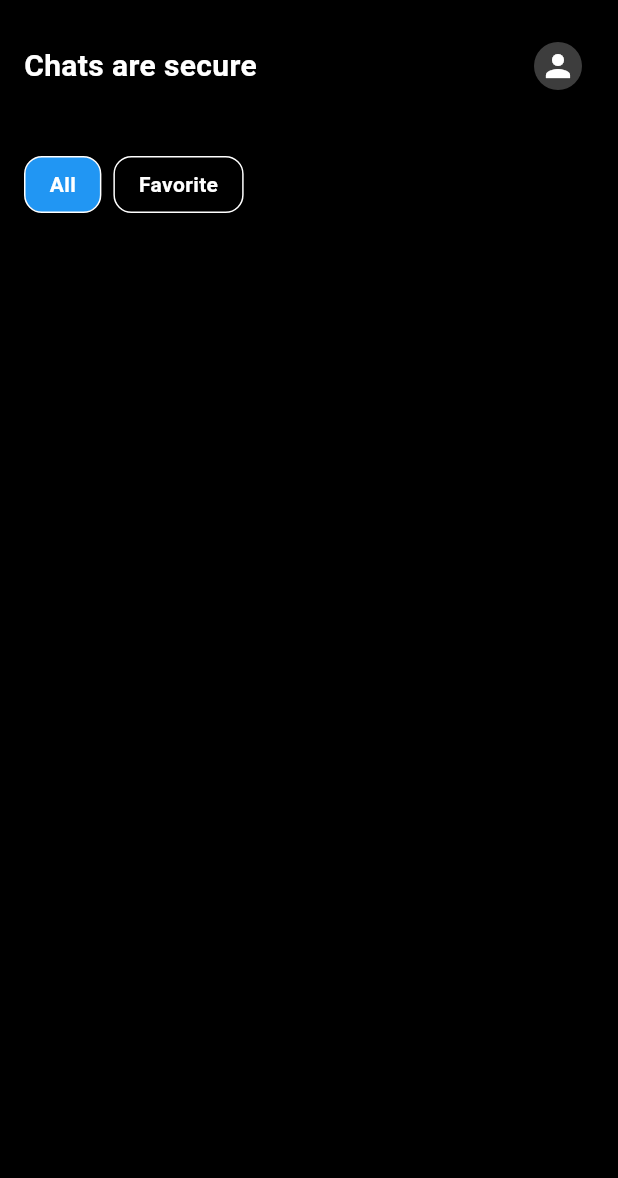
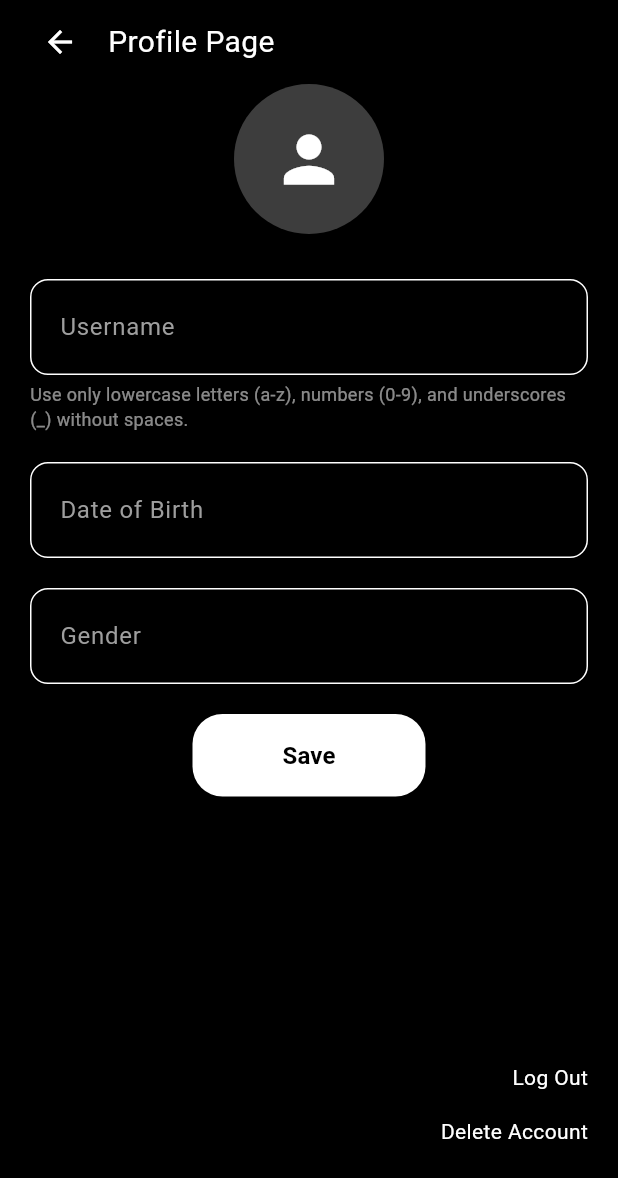
Before and after one commit to asdf15243/chatapp, a Flutter app: the ChatPage screen opened directly, after a tap on the "person" icon, on a phone screen of 412 x 824 dp. Shown: the top 1178 px of the screen. Run offline on Flutter 3.47's test engine with Material 3 defaults, Android fonts, the phone set to English and light mode, and no system bars; our stand-ins replace intl_phone_field.

```diff
--- a/lib/main.dart
+++ b/lib/main.dart
@@ -1,6 +1,7 @@
 import 'package:flutter/material.dart';
-import '../presentation/screens/login.dart';
-import '../presentation/widgets/app_theme.dart'; // import your AppTheme
+import 'package:chatapp/presentation/screens/login.dart';
+import 'package:chatapp/presentation/screens/profile.dart';
+import 'package:chatapp/presentation/widgets/app_theme.dart'; // import your AppTheme
 
 void main() {
   runApp(const MyApp());
@@ -13,9 +14,14 @@ class MyApp extends StatelessWidget {
   Widget build(BuildContext context) {
     return MaterialApp(
       title: 'Flutter App',
-      theme: AppTheme.darkTheme, // use your custom theme here
+      theme: AppTheme.darkTheme,
       debugShowCheckedModeBanner: false,
-      home: const LoginPage(),
+      initialRoute: '/login', // Starting page
+      routes: {
+        '/login': (context) => const LoginPage(),
+        '/profile': (context) => const ProfilePage(),
+        // you can add more routes here in the future
+      },
     );
   }
 }
--- a/lib/presentation/screens/login.dart
+++ b/lib/presentation/screens/login.dart
@@ -52,7 +52,7 @@ class LoginPage extends StatelessWidget {
                   Navigator.push(
                     context,
                     MaterialPageRoute(
-                      builder: (context) => const ChatPage(), // navigate to OTP page
+                      builder: (context) => const OTPPage(), // navigate to OTP page
                     ),
                   );
                 },
--- /dev/null
+++ b/lib/presentation/screens/profile.dart
@@ -0,0 +1,101 @@
+import 'package:flutter/material.dart';
+import 'user_form_page.dart';
+import 'package:chatapp/services/auth_service.dart';
+import '../widgets/color_palette.dart';
+import '../widgets/app_bar.dart';
+import '../widgets/elevated_button.dart';
+
+class ProfilePage extends StatelessWidget {
+  const ProfilePage({super.key});
+
+  void _handleLogout(BuildContext context) {
+    AuthService.logout(context);
+  }
+
+  void _handleDeleteAccount(BuildContext context) {
+    showDialog(
+      context: context,
+      builder: (ctx) => AlertDialog(
+        title: const Text('Delete Account'),
+        content: const Text(
+            'Are you sure you want to permanently delete your account instantly?'),
+        actions: [
+          TextButton(
+            onPressed: () => Navigator.of(ctx).pop(),
+            child: const Text('Cancel'),
+          ),
+          TextButton(
+            onPressed: () {
+              Navigator.of(ctx).pop();
+              AuthService.deleteAccount(context);
+            },
+            child: const Text('Delete', style: TextStyle(color: Colors.red)),
+          ),
+        ],
+      ),
+    );
+  }
+
+  @override
+  Widget build(BuildContext context) {
+    return Scaffold(
+      backgroundColor: ColorPalette.background,
+      // AppBar just by passing the title
+      appBar: const AppBarWidget(title: 'Profile Page'),
+      body: SafeArea(
+        child: Padding(
+          padding: const EdgeInsets.symmetric(horizontal: 20),
+          child: Column(
+            children: [
+              // Scrollable form area
+              Expanded(
+                child: SingleChildScrollView(
+                  child: Column(
+                    children: [
+                      const UserFormPage(),
+                      const SizedBox(height: 20),
+                      CustomElevatedButton(
+                        text: 'Save',
+                        onPressed: () {
+                          print("Save profile info");
+                        },
+                      ),
+                    ],
+                  ),
+                ),
+              ),
+
+              // Bottom-right text-only clickable buttons
+              Row(
+                mainAxisAlignment: MainAxisAlignment.end,
+                children: [
+                  Column(
+                    crossAxisAlignment: CrossAxisAlignment.end,
+                    children: [
+                      GestureDetector(
+                        onTap: () => _handleLogout(context),
+                        child: const Text(
+                          'Log Out',
+                          style: TextStyle(color: Colors.white),
+                        ),
+                      ),
+                      const SizedBox(height: 16),
+                      GestureDetector(
+                        onTap: () => _handleDeleteAccount(context),
+                        child: const Text(
+                          'Delete Account',
+                          style: TextStyle(color: Colors.white),
+                        ),
+                      ),
+                    ],
+                  ),
+                ],
+              ),
+              const SizedBox(height: 60), // optional spacing from bottom
+            ],
+          ),
+        ),
+      ),
+    );
+  }
+}
--- /dev/null
+++ b/lib/presentation/screens/user_form_page.dart
@@ -0,0 +1,78 @@
+import 'package:flutter/material.dart';
+import 'package:chatapp/presentation/utils/username.dart'; // UsernameWidget
+import 'package:chatapp/presentation/utils/dob.dart';      // DOBWidget
+import 'package:chatapp/presentation/utils/gender.dart';   // GenderWidget
+import '../widgets/color_palette.dart';
+
+class UserFormPage extends StatefulWidget {
+  final Map<String, String>? initialData;
+
+  const UserFormPage({super.key, this.initialData});
+
+  @override
+  State<UserFormPage> createState() => _UserFormPageState();
+}
+
+class _UserFormPageState extends State<UserFormPage> {
+  String username = '';
+  String dob = '';
+  String gender = '';
+
+  @override
+  void initState() {
+    super.initState();
+    username = widget.initialData?['username'] ?? '';
+    dob = widget.initialData?['dob'] ?? '';
+    gender = widget.initialData?['gender'] ?? '';
+  }
+
+  @override
+  Widget build(BuildContext context) {
+    return Column(
+      children: [
+        // Profile picture
+        GestureDetector(
+          onTap: () {},
+          child: CircleAvatar(
+            radius: 50,
+            backgroundColor: Colors.white24,
+            child: const Icon(Icons.person, size: 50, color: Colors.white),
+          ),
+        ),
+        const SizedBox(height: 30),
+
+        // Username field
+        UsernameWidget(
+          initialUsername: username,
+          onChanged: (val) {
+            setState(() {
+              username = val;
+            });
+          },
+        ),
+        const SizedBox(height: 20),
+
+        // DOB field with calendar icon (already inside DOBWidget)
+        DOBWidget(
+          initialDOB: dob,
+          onChanged: (val) {
+            setState(() {
+              dob = val;
+            });
+          },
+        ),
+        const SizedBox(height: 20),
+
+        // Gender field with dropdown arrow (already inside GenderWidget)
+        GenderWidget(
+          initialGender: gender,
+          onChanged: (val) {
+            setState(() {
+              gender = val;
+            });
+          },
+        ),
+      ],
+    );
+  }
+}
--- /dev/null
+++ b/lib/presentation/utils/DOB.dart
@@ -0,0 +1,203 @@
+import 'package:flutter/cupertino.dart';
+import 'package:flutter/material.dart';
+import '../widgets/color_palette.dart';
+import '../widgets/text_field.dart';
+
+class DOBWidget extends StatefulWidget {
+  final String initialDOB;
+  final void Function(String) onChanged;
+
+  const DOBWidget({
+    super.key,
+    this.initialDOB = '',
+    required this.onChanged,
+  });
+
+  @override
+  State<DOBWidget> createState() => _DOBWidgetState();
+}
+
+class _DOBWidgetState extends State<DOBWidget> {
+  late TextEditingController controller;
+  int selectedDay = 1, selectedMonth = 1, selectedYear = DateTime.now().year;
+
+  final List<int> days = List.generate(31, (i) => i + 1);
+  final List<String> months = [
+    'Jan', 'Feb', 'Mar', 'Apr', 'May', 'Jun',
+    'Jul', 'Aug', 'Sep', 'Oct', 'Nov', 'Dec'
+  ];
+  late final List<int> years;
+
+  @override
+  void initState() {
+    super.initState();
+    controller = TextEditingController(text: widget.initialDOB);
+    int currentYear = DateTime.now().year;
+    years = List.generate(151, (i) => currentYear - i);
+
+    if (widget.initialDOB.isNotEmpty) {
+      try {
+        var parts = widget.initialDOB.split('/');
+        selectedDay = int.tryParse(parts[0]) ?? 1;
+        selectedMonth = int.tryParse(parts[1]) ?? 1;
+        selectedYear = int.tryParse(parts[2]) ?? currentYear;
+      } catch (_) {}
+    }
+  }
+
+  void _updateController() {
+    controller.text =
+    '${selectedDay.toString().padLeft(2, '0')}/${selectedMonth.toString().padLeft(2, '0')}/$selectedYear';
+    widget.onChanged(controller.text);
+  }
+
+  void _validateFutureDate() {
+    final now = DateTime.now();
+    if (DateTime(selectedYear, selectedMonth, selectedDay).isAfter(now)) {
+      selectedDay = now.day;
+      selectedMonth = now.month;
+      selectedYear = now.year;
+    }
+  }
+
+  Widget _buildPicker<T>(List<T> items, int selectedIndex, ValueChanged<int> onChanged) {
+    return Expanded(
+      child: CupertinoPicker(
+        scrollController: FixedExtentScrollController(initialItem: selectedIndex),
+        backgroundColor: Colors.black,
+        itemExtent: 32,
+        onSelectedItemChanged: onChanged,
+        children: items.map((e) => Center(child: Text('$e', style: const TextStyle(color: Colors.white)))).toList(),
+      ),
+    );
+  }
+
+  void _showDOBPicker() {
+    showDialog(
+      context: context,
+      builder: (_) => Dialog(
+        backgroundColor: Colors.transparent, // so the container color shows
+        child: Center(
+          child: Container(
+            decoration: BoxDecoration(
+              color: ColorPalette.dialogBackground, // full grey box
+              borderRadius: BorderRadius.circular(16), // rounded corners
+            ),
+            width: MediaQuery.of(context).size.width * 0.9,
+            height: 300,
+            padding: const EdgeInsets.all(16),
+            child: Column(
+              children: [
+                Expanded(
+                  child: Row(
+                    children: [
+                      // Day picker
+                      Expanded(
+                        child: CupertinoPicker(
+                          scrollController: FixedExtentScrollController(initialItem: selectedDay - 1),
+                          backgroundColor: ColorPalette.dialogBackground,
+                          itemExtent: 32,
+                          onSelectedItemChanged: (i) {
+                            selectedDay = days[i];
+                            _validateFutureDate();
+                            _updateController();
+                          },
+                          children: days
+                              .map((d) => Center(
+                            child: Text(
+                              d.toString(),
+                              style: const TextStyle(color: Colors.white),
+                            ),
+                          ))
+                              .toList(),
+                        ),
+                      ),
+                      // Month picker
+                      Expanded(
+                        child: CupertinoPicker(
+                          scrollController: FixedExtentScrollController(initialItem: selectedMonth - 1),
+                          backgroundColor: ColorPalette.dialogBackground,
+                          itemExtent: 32,
+                          onSelectedItemChanged: (i) {
+                            selectedMonth = i + 1;
+                            _validateFutureDate();
+                            _updateController();
+                          },
+                          children: months
+                              .map((m) => Center(
+                            child: Text(
+                              m,
+                              style: const TextStyle(color: Colors.white),
+                            ),
+                          ))
+                              .toList(),
+                        ),
+                      ),
+                      // Year picker
+                      Expanded(
+                        child: CupertinoPicker(
+                          scrollController: FixedExtentScrollController(initialItem: years.indexOf(selectedYear)),
+                          backgroundColor: ColorPalette.dialogBackground,
+                          itemExtent: 32,
+                          onSelectedItemChanged: (i) {
+                            selectedYear = years[i];
+                            _validateFutureDate();
+                            _updateController();
+                          },
+                          children: years
+                              .map((y) => Center(
+                            child: Text(
+                              y.toString(),
+                              style: const TextStyle(color: Colors.white),
+                            ),
+                          ))
+                              .toList(),
+                        ),
+                      ),
+                    ],
+                  ),
+                ),
+                Padding(
+                  padding: const EdgeInsets.symmetric(vertical: 8.0),
+                  child: TextButton(
+                    onPressed: () {
+                      _updateController();
+                      Navigator.pop(context);
+                    },
+                    style: TextButton.styleFrom(
+                      backgroundColor: Colors.white,
+                      padding: const EdgeInsets.symmetric(horizontal: 24, vertical: 8),
+                      shape: RoundedRectangleBorder(
+                        borderRadius: BorderRadius.circular(12),
+                      ),
+                    ),
+                    child: const Text(
+                      "Save My Birth Date",
+                      style: TextStyle(color: Colors.black, fontSize: 16),
+                    ),
+                  ),
+                ),
+              ],
+            ),
+          ),
+        ),
+      ),
+    );
+  }
+
+
+  @override
+  Widget build(BuildContext context) {
+    return GestureDetector(
+      onTap: _showDOBPicker,
+      child: AbsorbPointer(
+        child: TextField(
+          controller: controller,
+          decoration: CustomTextField.getDecoration('Date of Birth'),
+          style: TextStyle(color: ColorPalette.textPrimary),
+          cursorColor: ColorPalette.textPrimary,
+        ),
+      ),
+    );
+  }
+}
--- /dev/null
+++ b/lib/presentation/utils/gender.dart
@@ -0,0 +1,87 @@
+import 'package:flutter/material.dart';
+import '../widgets/color_palette.dart';
+import '../widgets/text_field.dart';
+
+class GenderWidget extends StatefulWidget {
+  final String initialGender;
+  final void Function(String) onChanged;
+
+  const GenderWidget({
+    super.key,
+    this.initialGender = '',
+    required this.onChanged,
+  });
+
+  @override
+  State<GenderWidget> createState() => _GenderWidgetState();
+}
+
+class _GenderWidgetState extends State<GenderWidget> {
+  late TextEditingController controller;
+  final List<String> options = ['Male', 'Female', 'Other'];
+
+  @override
+  void initState() {
+    super.initState();
+    controller = TextEditingController(text: widget.initialGender);
+  }
+
+  @override
+  void dispose() {
+    controller.dispose();
+    super.dispose();
+  }
+
+  void _showGenderDialog() {
+    showDialog(
+      context: context,
+      builder: (context) {
+        return Dialog(
+          backgroundColor: ColorPalette.dialogBackground,
+          shape: RoundedRectangleBorder(
+            borderRadius: BorderRadius.circular(16),
+          ),
+          child: Column(
+            mainAxisSize: MainAxisSize.min,
+            children: options.map((gender) {
+              final bool isSelected = controller.text == gender;
+              return ListTile(
+                title: Text(
+                  gender,
+                  textAlign: TextAlign.center,
+                  style: TextStyle(
+                    color: isSelected ? Colors.blue : Colors.white,
+                    fontWeight: isSelected ? FontWeight.bold : FontWeight.normal,
+                    fontSize: 16,
+                  ),
+                ),
+                onTap: () {
+                  setState(() {
+                    controller.text = gender;
+                  });
+                  widget.onChanged(gender);
+                  Navigator.of(context).pop();
+                },
+              );
+            }).toList(),
+          ),
+        );
+      },
+    );
+  }
+
+  @override
+  Widget build(BuildContext context) {
+    return GestureDetector(
+      onTap: _showGenderDialog,
+      child: AbsorbPointer(
+        child: TextField(
+          controller: controller,
+          decoration: CustomTextField.getDecoration('Gender'),
+          style: TextStyle(color: ColorPalette.textPrimary),
+          cursorColor: ColorPalette.textPrimary,
+        ),
+      ),
+    );
+  }
+}
--- /dev/null
+++ b/lib/presentation/utils/username.dart
@@ -0,0 +1,78 @@
+import 'package:flutter/material.dart';
+import '../widgets/color_palette.dart';
+import '../widgets/text_field.dart';
+
+class UsernameWidget extends StatefulWidget {
+  final String initialUsername;
+  final void Function(String) onChanged;
+
+  const UsernameWidget({
+    super.key,
+    this.initialUsername = '',
+    required this.onChanged,
+  });
+
+  @override
+  State<UsernameWidget> createState() => _UsernameWidgetState();
+}
+
+class _UsernameWidgetState extends State<UsernameWidget> {
+  late TextEditingController controller;
+  bool isValid = true;
+
+  @override
+  void initState() {
+    super.initState();
+    controller = TextEditingController(text: widget.initialUsername);
+    isValid = isValidUsername(widget.initialUsername);
+  }
+
+  bool isValidUsername(String username) {
+    if (username.isEmpty) return true; // empty field is allowed
+    final regex = RegExp(r'^[a-z0-9_]{1,20}$'); // only lowercase, digits, underscore
+    return regex.hasMatch(username);
+  }
+
+  @override
+  Widget build(BuildContext context) {
+    return Column(
+      crossAxisAlignment: CrossAxisAlignment.start,
+      children: [
+        TextField(
+          controller: controller,
+          maxLength: 20,
+          decoration: CustomTextField.getDecoration('Username')
+              .copyWith(counterText: ''), // remove default counter
+          style: TextStyle(color: ColorPalette.textPrimary),
+          cursorColor: ColorPalette.textPrimary,
+          onChanged: (val) {
+            // automatically convert to lowercase
+            final lowercaseVal = val.toLowerCase();
+            if (val != lowercaseVal) {
+              controller.value = controller.value.copyWith(
+                text: lowercaseVal,
+                selection: TextSelection.collapsed(offset: lowercaseVal.length),
+              );
+            }
+
+            final valid = isValidUsername(lowercaseVal);
+            if (valid != isValid) {
+              setState(() {
+                isValid = valid;
+              });
+            }
+            widget.onChanged(lowercaseVal);
+          },
+        ),
+        const SizedBox(height: 4),
+        Text(
+          'Use only lowercase letters (a-z), numbers (0-9), and underscores (_) without spaces.',
+          style: TextStyle(
+            color: (controller.text.isEmpty || isValid) ? Colors.white54 : Colors.red,
+            fontSize: 12,
+          ),
+        ),
+      ],
+    );
+  }
+}
--- /dev/null
+++ b/lib/presentation/widgets/app_bar.dart
@@ -0,0 +1,40 @@
+import 'package:flutter/material.dart';
+import 'package:flutter/services.dart';
+
+class AppBarWidget extends StatelessWidget implements PreferredSizeWidget {
+  final String title;
+
+  const AppBarWidget({super.key, required this.title});
+
+  @override
+  Widget build(BuildContext context) {
+    return SafeArea(
+      child: Container(
+        height: preferredSize.height,
+        color: Colors.black, // Always black
+        padding: const EdgeInsets.symmetric(horizontal: 16),
+        alignment: Alignment.centerLeft,
+        child: Row(
+          children: [
+            IconButton(
+              icon: const Icon(Icons.arrow_back, color: Colors.white),
+              onPressed: () => Navigator.pop(context),
+            ),
+            const SizedBox(width: 8),
+            Text(
+              title,
+              style: const TextStyle(
+                color: Colors.white,
+                fontSize: 20,
+                fontWeight: FontWeight.normal,
+              ),
+            ),
+          ],
+        ),
+      ),
+    );
+  }
+
+  @override
+  Size get preferredSize => const Size.fromHeight(kToolbarHeight);
+}
--- a/lib/presentation/widgets/custom_app_bar.dart
+++ b/lib/presentation/widgets/custom_app_bar.dart
@@ -1,5 +1,6 @@
 import 'package:flutter/material.dart';
 import 'color_palette.dart';
+import '../screens/profile.dart';
 
 class CustomAppBar extends StatelessWidget {
   final String title;
@@ -30,7 +31,10 @@ class CustomAppBar extends StatelessWidget {
           if (showProfileIcon)
             IconButton(
               onPressed: () {
-                // profile click action
+                Navigator.push(
+                  context,
+                  MaterialPageRoute(builder: (context) => const ProfilePage()),
+                );
               },
               icon: const CircleAvatar(
                 radius: 16,
--- a/lib/presentation/widgets/otp_text_field.dart
+++ b/lib/presentation/widgets/otp_text_field.dart
@@ -60,12 +60,10 @@ class _OTPTextFieldState extends State<OTPTextField>
             decoration: BoxDecoration(
               borderRadius: BorderRadius.circular(12),
               border: Border.all(
-                color: digit.isEmpty
-                    ? ColorPalette.inputBorder
-                    : ColorPalette.buttonBackground,
+                color: ColorPalette.inputBorder, // always white (or whatever you define)
                 width: 2,
               ),
-              color: ColorPalette.inputFill,
+              color: ColorPalette.background,
             ),
             child: Text(
               digit,
--- a/lib/presentation/widgets/text_field.dart
+++ b/lib/presentation/widgets/text_field.dart
@@ -12,7 +12,7 @@ class CustomTextField extends StatelessWidget {
       hintText: hint,
       hintStyle: TextStyle(color: ColorPalette.textSecondary),
       filled: true,
-      fillColor: ColorPalette.inputFill,
+      fillColor: ColorPalette.background,
       border: OutlineInputBorder(
         borderRadius: BorderRadius.circular(12),
         borderSide: BorderSide(color: ColorPalette.inputBorder),
--- a/pubspec.yaml
+++ b/pubspec.yaml
@@ -36,6 +36,7 @@ dependencies:
   # Use with the CupertinoIcons class for iOS style icons.
   cupertino_icons: ^1.0.8
   intl_phone_field: ^3.2.0
+  intl: ^0.18.1
 
 dev_dependencies:
   flutter_test:
```
Also changed, not shown: lib/presentation/screens/otp.dart (+7 -2 lines), lib/presentation/screens/signup.dart (+28 -46 lines), lib/presentation/widgets/app_theme.dart (+16 -0 lines), lib/services/auth_service.dart (added, +17 -0 lines), pubspec.lock.
